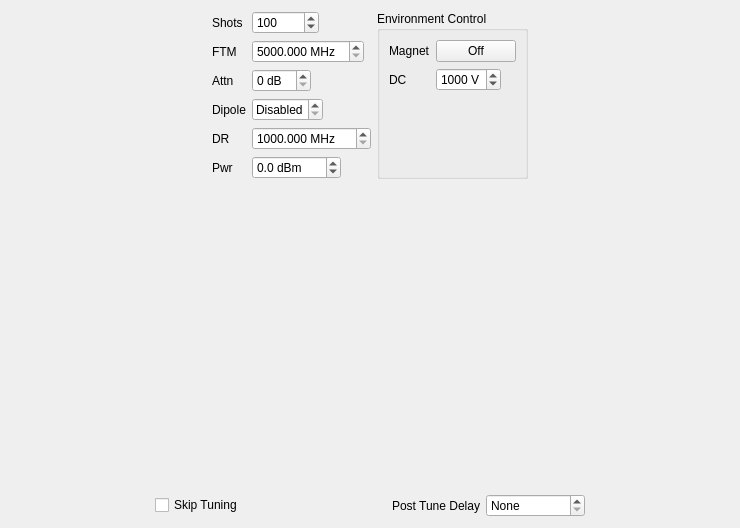
Qt form singlescanwidget.ui (kncrabtree/qtftm) before a commit.
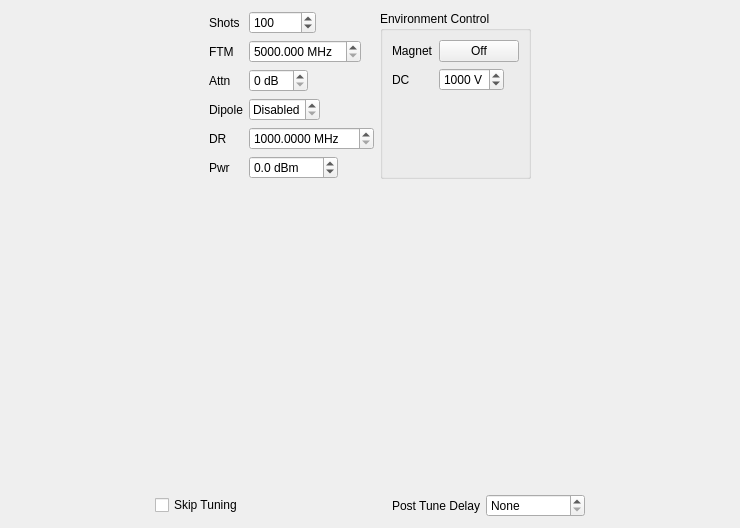
The same form after that commit. Custom widgets are drawn as their Qt base class.

Diff of the .ui file:
```diff
--- a/singlescanwidget.ui
+++ b/singlescanwidget.ui
@@ -148,7 +148,7 @@
           <string> MHz</string>
          </property>
          <property name="decimals">
-          <number>3</number>
+          <number>4</number>
          </property>
          <property name="minimum">
           <double>1000.000000000000000</double>
```
